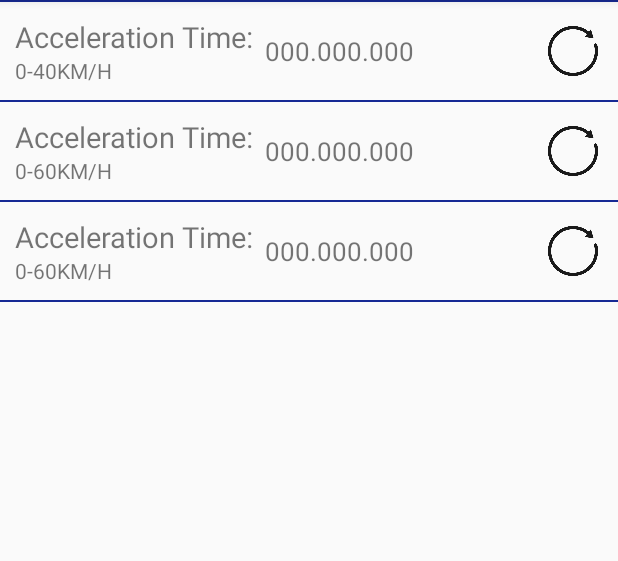
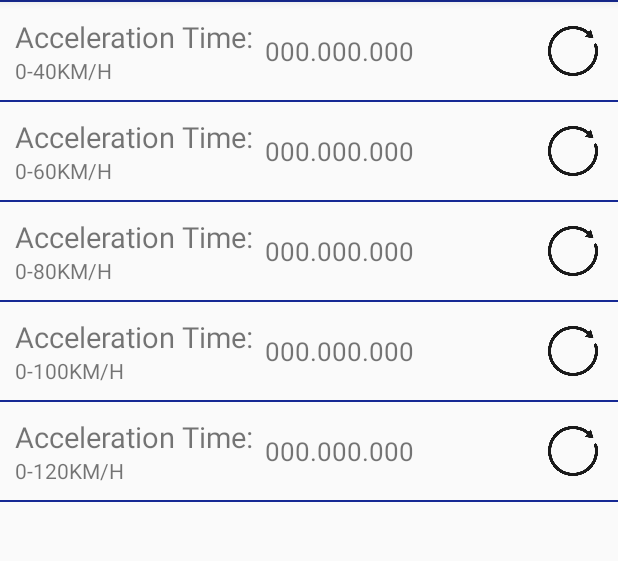
Before and after one commit to in-techouse/obd-car-diagnostic-pro, an Android app: the AccelerationTest screen opened directly, with no data from a screen before it, on a phone screen of 412 x 824 dp, the part 84-645 px from its top. Run offline under Robolectric (Android 15) with nearby library versions, the phone set to English and light mode, and no system bars.

Commit message:
Working on acceleration test

```diff
--- a/app/src/main/res/layout/activity_acceleration_test.xml
+++ b/app/src/main/res/layout/activity_acceleration_test.xml
@@ -120,7 +120,7 @@
             android:layout_height="1dp"
             android:background="@color/colorPrimaryDark" />
 
-        <!-- Second block, for 0-80 KM/H -->
+        <!-- Third block, for 0-80 KM/H -->
         <RelativeLayout
             android:layout_width="match_parent"
             android:layout_height="wrap_content"
@@ -143,7 +143,7 @@
                 <TextView
                     android:layout_width="wrap_content"
                     android:layout_height="wrap_content"
-                    android:text="0-60KM/H" />
+                    android:text="0-80KM/H" />
             </LinearLayout>
 
             <ImageView
@@ -171,6 +171,110 @@
             android:layout_width="match_parent"
             android:layout_height="1dp"
             android:background="@color/colorPrimaryDark" />
+
+        <!-- Forth block, for 0-80 KM/H -->
+        <RelativeLayout
+            android:layout_width="match_parent"
+            android:layout_height="wrap_content"
+            android:padding="@dimen/mp_10">
+
+            <LinearLayout
+                android:id="@+id/speed0100"
+                android:layout_width="wrap_content"
+                android:layout_height="wrap_content"
+                android:layout_alignParentStart="true"
+                android:layout_centerVertical="true"
+                android:orientation="vertical">
+
+                <TextView
+                    android:layout_width="wrap_content"
+                    android:layout_height="wrap_content"
+                    android:text="Acceleration Time:"
+                    android:textSize="@dimen/textSize19" />
+
+                <TextView
+                    android:layout_width="wrap_content"
+                    android:layout_height="wrap_content"
+                    android:text="0-100KM/H" />
+            </LinearLayout>
+
+            <ImageView
+                android:id="@+id/reset0100"
+                android:layout_width="40dp"
+                android:layout_height="40dp"
+                android:layout_alignParentEnd="true"
+                android:layout_centerVertical="true"
+                android:src="@drawable/reset" />
+
+            <TextView
+                android:id="@+id/time0100"
+                android:layout_width="wrap_content"
+                android:layout_height="wrap_content"
+                android:layout_centerVertical="true"
+                android:layout_toStartOf="@id/reset0100"
+                android:layout_toEndOf="@id/speed0100"
+                android:padding="7dp"
+                android:text="000.000.000"
+                android:textSize="@dimen/textSize17" />
+
+        </RelativeLayout>
+
+        <View
+            android:layout_width="match_parent"
+            android:layout_height="1dp"
+            android:background="@color/colorPrimaryDark" />
+
+        <!-- Forth block, for 0-80 KM/H -->
+        <RelativeLayout
+            android:layout_width="match_parent"
+            android:layout_height="wrap_content"
+            android:padding="@dimen/mp_10">
+
+            <LinearLayout
+                android:id="@+id/speed0120"
+                android:layout_width="wrap_content"
+                android:layout_height="wrap_content"
+                android:layout_alignParentStart="true"
+                android:layout_centerVertical="true"
+                android:orientation="vertical">
+
+                <TextView
+                    android:layout_width="wrap_content"
+                    android:layout_height="wrap_content"
+                    android:text="Acceleration Time:"
+                    android:textSize="@dimen/textSize19" />
+
+                <TextView
+                    android:layout_width="wrap_content"
+                    android:layout_height="wrap_content"
+                    android:text="0-120KM/H" />
+            </LinearLayout>
+
+            <ImageView
+                android:id="@+id/reset0120"
+                android:layout_width="40dp"
+                android:layout_height="40dp"
+                android:layout_alignParentEnd="true"
+                android:layout_centerVertical="true"
+                android:src="@drawable/reset" />
+
+            <TextView
+                android:id="@+id/time0120"
+                android:layout_width="wrap_content"
+                android:layout_height="wrap_content"
+                android:layout_centerVertical="true"
+                android:layout_toStartOf="@id/reset0120"
+                android:layout_toEndOf="@id/speed0120"
+                android:padding="7dp"
+                android:text="000.000.000"
+                android:textSize="@dimen/textSize17" />
+
+        </RelativeLayout>
+
+        <View
+            android:layout_width="match_parent"
+            android:layout_height="1dp"
+            android:background="@color/colorPrimaryDark" />
     </LinearLayout>
 
 </ScrollView>
```
